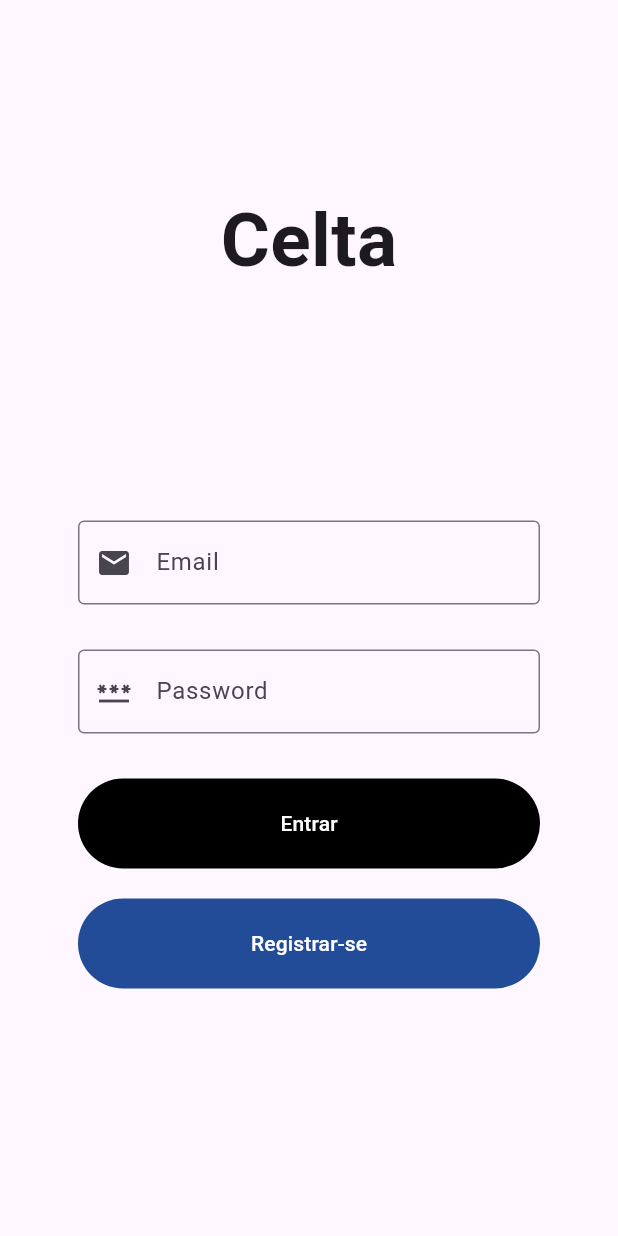
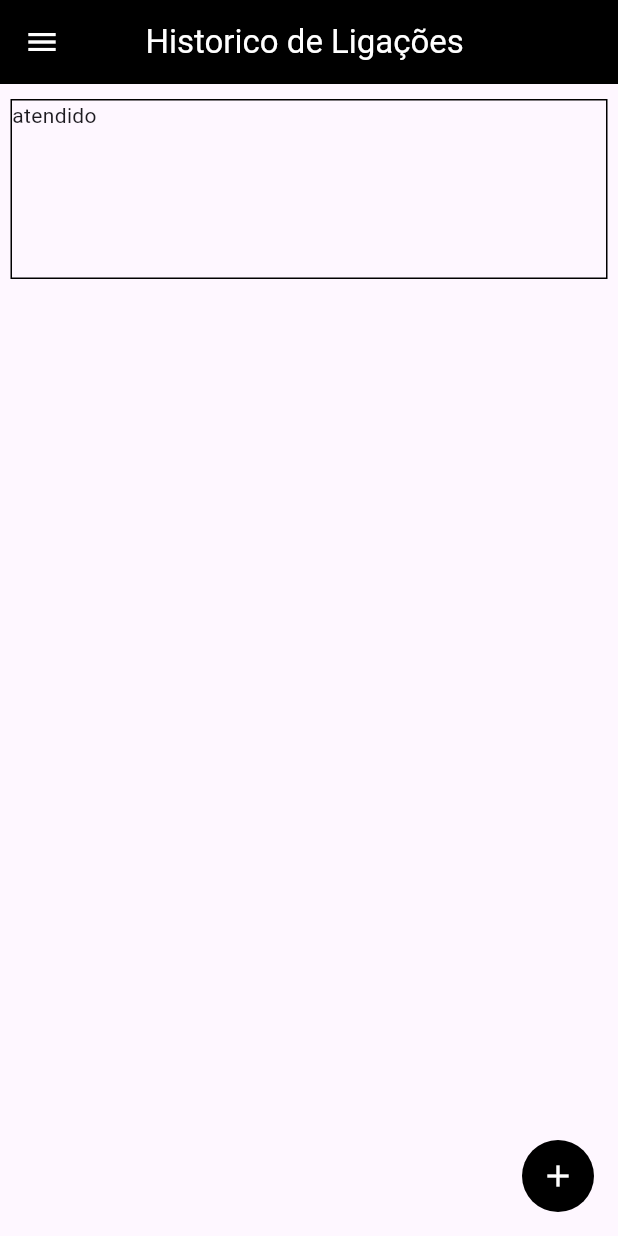
Before and after one commit to GabrielVinicius7/Task, a Flutter app: the screen it shows after launch, after a tap on "Entrar", on a phone screen of 412 x 824 dp. Run offline on Flutter 3.47's test engine with Material 3 defaults, Android fonts, the phone set to English and light mode, and no system bars.

Commit message:
alteração da tela home, drawer e pop up.

```diff
--- /dev/null
+++ b/lib/components/custom_drawer.dart
@@ -0,0 +1,31 @@
+import 'package:flutter/material.dart';
+
+Drawer customdrawer(context) {
+  return Drawer(
+        child: ListView(
+          children:  [
+          ListTile(
+            onTap:(){
+              Navigator.pushNamed(context,"/home");
+            },
+            leading:const Icon(Icons.phone),
+            title:const Text('Historico de chamadas'),
+          ),
+           ListTile(
+            onTap:(){
+              Navigator.pushNamed(context,"/notespage");
+            },
+            leading:const Icon(Icons.business_center_sharp),
+            title:const Text('Minhas anotações'),
+          ),
+           ListTile(
+            onTap:(){
+              Navigator.pushNamed(context,"/");
+            },
+            leading:const Icon(Icons.settings),
+            title:const Text('Confirações'),
+          )
+          ],
+        ),
+      );
+}
--- a/lib/main.dart
+++ b/lib/main.dart
@@ -1,5 +1,7 @@
 import 'package:erpecommerce/views/auth/login.dart';
 import 'package:erpecommerce/views/auth/register.dart';
+import 'package:erpecommerce/views/dashboard/home.dart';
+import 'package:erpecommerce/views/dashboard/notespage.dart';
 import 'package:flutter/material.dart';
 
 void main() {
@@ -35,8 +37,10 @@
       ),
       initialRoute: '/',
       routes: {
-        "/": (context) => Login(),
-        "/register": (context) => Register(),
+        "/": (context) => const Login(),
+        "/register": (context) => const Register(),
+        "/home": (context) => const Home(),
+        "/notespage": (context) => const NotesPage(),
       },
     );
   }
--- a/lib/views/auth/login.dart
+++ b/lib/views/auth/login.dart
@@ -1,11 +1,14 @@
 import 'package:flutter/material.dart';
 
 class Login extends StatelessWidget {
+  const Login({super.key});
+
   @override
   Widget build(BuildContext context) {
     return Scaffold(
         appBar: AppBar(),
-        body: Center(
+        body: SingleChildScrollView(
+          child: Center(
             child: Column(
               crossAxisAlignment: CrossAxisAlignment.center,
               mainAxisAlignment: MainAxisAlignment.center,
@@ -22,10 +25,8 @@ class Login extends StatelessWidget {
                 Container(
                     height: 500,
                     width: 350,
-                  decoration: BoxDecoration(
-                    border:
-                        Border.all(color: Color.fromARGB(0, 8, 12, 12)),
-                    color: Color.fromARGB(0, 227, 227, 227),
+                    decoration:BoxDecoration(
+                      color:const Color.fromARGB(0, 227, 227, 227),
                       borderRadius: BorderRadius.circular(40.0),
                     ),
                     padding: const EdgeInsets.all(20),
@@ -36,7 +37,6 @@ class Login extends StatelessWidget {
                           labelText: 'Email',
                           border: OutlineInputBorder(),
                           prefixIcon: Icon(Icons.email),
-
                         ),
                       ),
                       const SizedBox(height: 30.0),
@@ -49,35 +49,38 @@ class Login extends StatelessWidget {
                       ),
                       const SizedBox(height: 30),
                       TextButton(
-                      onPressed: () {},
+                        onPressed: () {
+                          Navigator.pushNamed(context, "/home");
+                        },
                         style: const ButtonStyle(
-                          backgroundColor: MaterialStatePropertyAll(Colors.black),
-                          minimumSize:MaterialStatePropertyAll(Size(600,60))
-                          ),
+                            backgroundColor:
+                                MaterialStatePropertyAll(Colors.black),
+                            minimumSize:
+                                MaterialStatePropertyAll(Size(600, 60))),
                         child: const Text('Entrar',
-                      style:TextStyle(
+                            style: TextStyle(
                               color: Colors.white,
                             )),
                       ),
                       const SizedBox(height: 20),
                       TextButton(
                         onPressed: () {
-                        Navigator.pushNamed(
-                          context,
-                          "/register");
+                          Navigator.pushNamed(context, "/register");
                         },
                         style: const ButtonStyle(
-                          backgroundColor: MaterialStatePropertyAll(Color.fromARGB(255, 34, 75, 152)),
-                          minimumSize:MaterialStatePropertyAll(Size(600,60))
-                          ),
+                            backgroundColor: MaterialStatePropertyAll(
+                                Color.fromARGB(255, 34, 75, 152)),
+                            minimumSize:
+                                MaterialStatePropertyAll(Size(600, 60))),
                         child: const Text('Registrar-se',
-                      style:TextStyle(
+                            style: TextStyle(
                               color: Colors.white,
                             )),
                       ),
                     ])),
               ],
             ),
+          ),
         ));
   }
 }
--- /dev/null
+++ b/lib/views/dashboard/home.dart
@@ -0,0 +1,79 @@
+import 'package:erpecommerce/components/custom_drawer.dart';
+import 'package:erpecommerce/components/custom_popup.dart';
+import 'package:flutter/material.dart';
+
+class Home extends StatelessWidget {
+  const Home({super.key});
+
+  @override
+  Widget build(BuildContext context) {
+    return Scaffold(
+      drawer: customdrawer(context),
+      appBar: AppBar(
+        iconTheme: const IconThemeData(
+          color: Colors.white,
+        ),
+        title: const Row(
+          children: [
+            SizedBox(width: 25),
+            Text(
+              'Historico de Ligações',
+              style: TextStyle(color: Colors.white),
+            ),
+          ],
+        ),
+        backgroundColor: Colors.black,
+      ),
+      // Usamos Stack para posicionar o botão sobre o conteúdo
+      body: Stack(
+        children: [
+          // Conteúdo principal
+          Column(
+            children: [
+              const SizedBox(height: 10),
+              Expanded(
+                child: ListView(
+                  children: [
+                    Container(
+                      margin: const EdgeInsets.symmetric(horizontal: 7),
+                      height: 120,
+                      width: 200,
+                      decoration: BoxDecoration(
+                          border: Border.all(
+                        color: Colors.black,
+                        width: 1.0,
+                      )),
+                      child: const Text('atendido'),
+                    ),
+                    const SizedBox(height: 60),
+                  ],
+                ),
+              ),
+            ],
+          ),
+          // Botão flutuante no canto inferior
+          Positioned(
+            bottom: 16,
+            right: 16,
+            child: Container(
+              decoration: const BoxDecoration(
+                color: Colors.black,
+                shape: BoxShape.circle, // Faz o container circular
+              ),
+              child: IconButton(
+                icon: const Icon(
+                  Icons.add,
+                  color: Colors.white, // Cor do ícone
+                ),
+                onPressed: () {
+                  showDialog(
+                      context: context, builder: (_) => CustomDialog(context));
+                },
+              ),
+            ),
+          ),
+        ],
+      ),
+    );
+  }
+}
```
Also changed, not shown: lib/components/custom_popup.dart (added, +39 -0 lines), lib/views/auth/register.dart (+14 -27 lines), lib/views/dashboard/notespage.dart (added, +13 -0 lines). Lines whose indentation alone changed are shown as unchanged.
